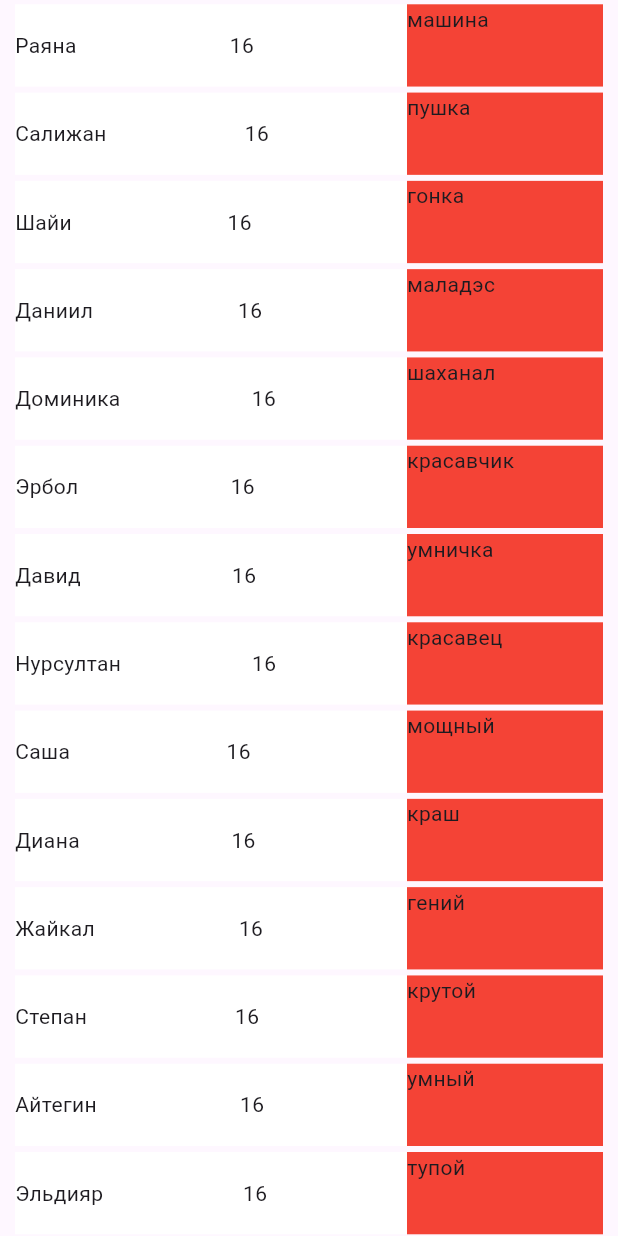
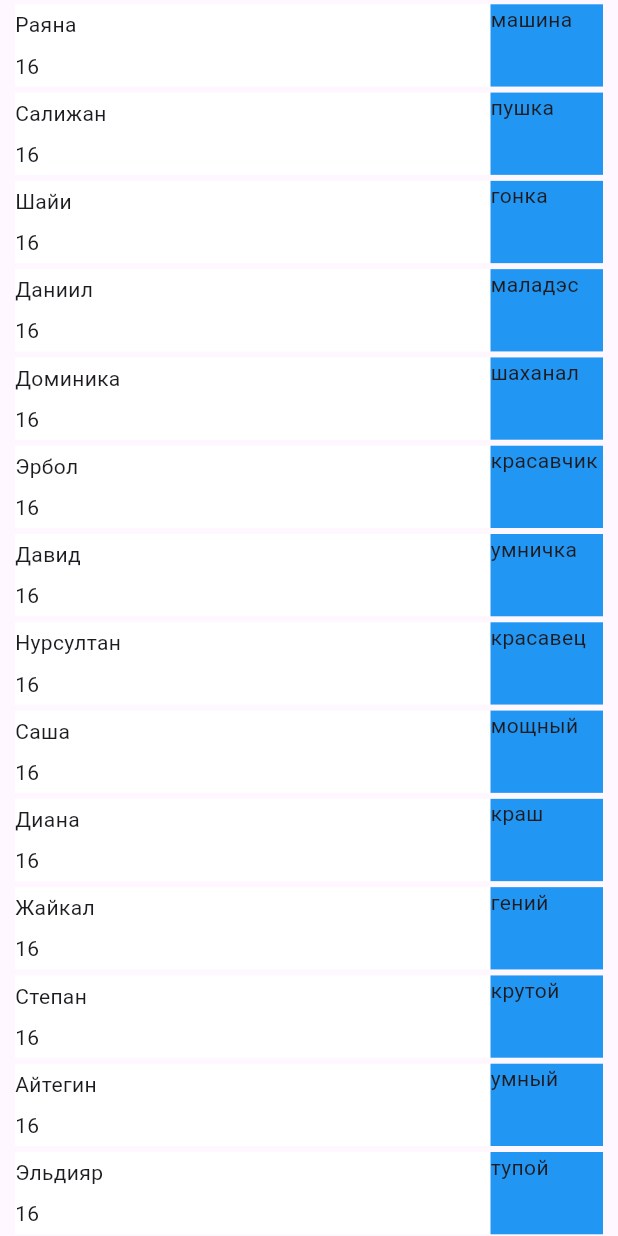
Before and after one commit to DaniilBidenko/ListClassmates, a Flutter app: the screen it shows after launch, scrolled down 58 dp, on a phone screen of 412 x 824 dp. Run offline on Flutter 3.47's test engine with Material 3 defaults, Android fonts, the phone set to English and light mode, and no system bars.

Commit message:
Создали класс навигация

```diff
--- a/lib/main.dart
+++ b/lib/main.dart
@@ -27,7 +27,11 @@ Widget build(BuildContext context) {
                 child: Row(
                   mainAxisAlignment: MainAxisAlignment.spaceBetween,
                   children: [
-                    Flexible(
+                    Column(
+                      crossAxisAlignment: CrossAxisAlignment.start,
+                      mainAxisAlignment: MainAxisAlignment.spaceAround,
+                      children: [
+                        Flexible(
                       child:
                         Text(
                           '${ClassmatesData.classData[index].name}'
@@ -39,12 +43,16 @@ Widget build(BuildContext context) {
                             '${ClassmatesData.classData[index].age.toString()}'
                         )
                         ),
-                   Expanded(
+                      ]
+
+                    ),
+
+                   Flexible(
                     child:
                     Container(
-                      width: 10,
+                      width: 75,
                       height: 500,
-                      color: Colors.red,
+                      color: Colors.blue,
                       child: Text(
                         maxLines: 3,
                         overflow: TextOverflow.ellipsis,
--- /dev/null
+++ b/lib/navigation.dart
@@ -0,0 +1,5 @@
+class Navigation {
+  String place;
+
+  Navigation({required this.place});
+}
```
